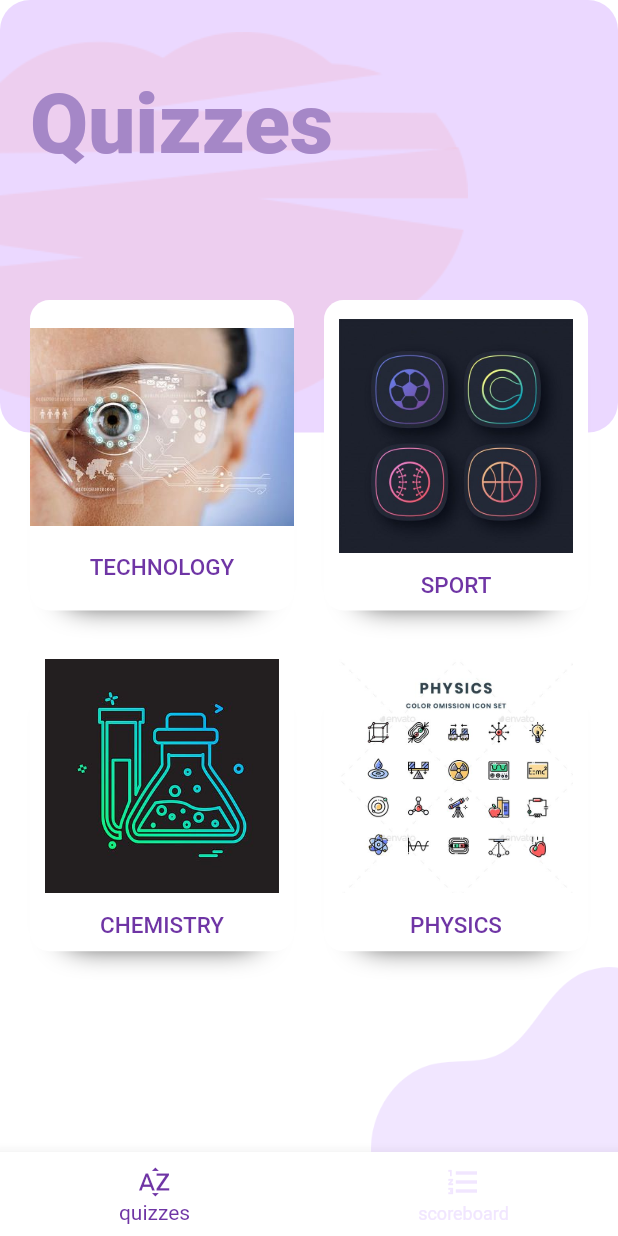
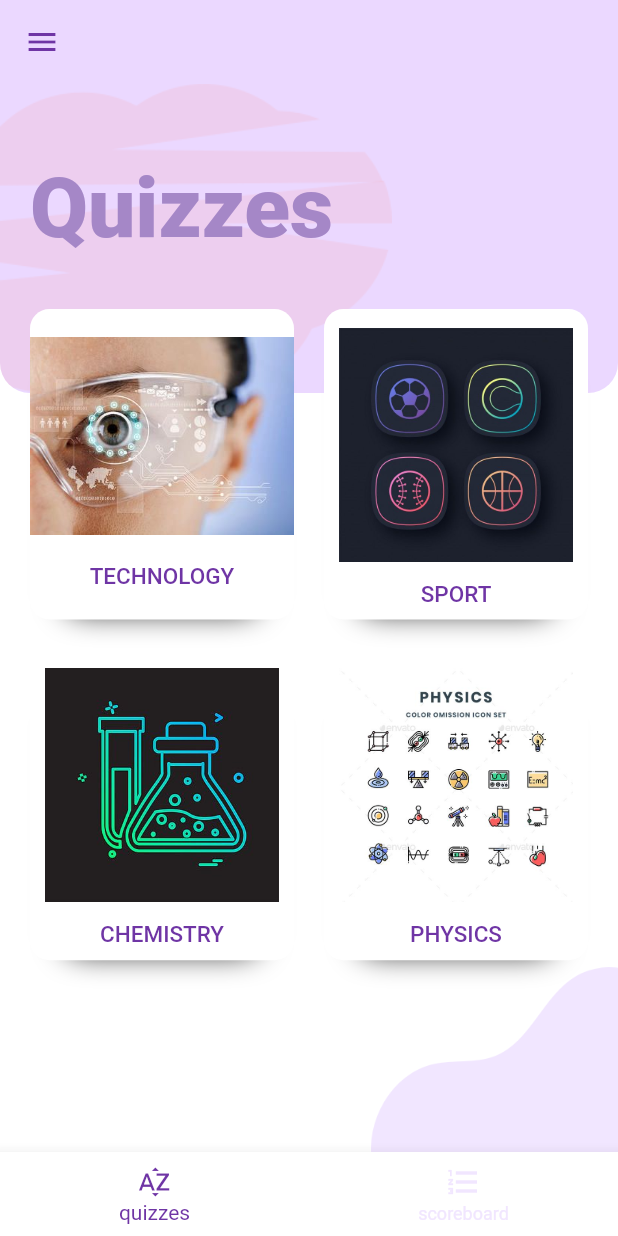
Before and after one commit to ralajaji/Quiz-App, a Flutter app: the TabsScreen screen opened by its route, on a phone screen of 412 x 824 dp. Run offline on Flutter 3.47's test engine with Material 2 defaults, Android fonts, the phone set to English and light mode, and no system bars; our stand-ins replace flutter_secure_storage, flutter_svg; accounts and stored records are empty.

Commit message:
Sprint 3

```diff
--- a/lib/screens/tabs_screen.dart
+++ b/lib/screens/tabs_screen.dart
@@ -1,7 +1,7 @@
 import 'package:flutter/material.dart';
+import 'package:flutter_secure_storage/flutter_secure_storage.dart';
 import '../constants.dart';
 import 'quizzes.dart';
-import 'scoreboard.dart';
 
 class TabsScreen extends StatefulWidget {
   @override
@@ -22,6 +22,28 @@ class _TabsScreenState extends State<TabsScreen> {
   Widget build(BuildContext context) {
     var size = MediaQuery.of(context).size;
     return Scaffold(
+        drawer: Drawer(
+          child: Material(
+            color: kPrimaryColor,
+            child: ListView(
+              padding: EdgeInsets.symmetric(horizontal: 20),
+              children: <Widget>[
+                const SizedBox(
+                  height: 48,
+                ),
+                buildMenuItem(
+                  text: 'Logout',
+                  icon: Icons.logout,
+                ),
+              ],
+            ),
+          ),
+        ),
+        appBar: AppBar(
+          backgroundColor: Color(0xFFEBD8FF),
+          elevation: 0.0,
+          iconTheme: IconThemeData(color: kPrimaryColor),
+        ),
         bottomNavigationBar: BottomNavigationBar(
           onTap: _selectPage,
           backgroundColor: Colors.white,
@@ -40,9 +62,11 @@ class _TabsScreenState extends State<TabsScreen> {
           children: [
             Container(
               // Here the height of the container is 45% of our total height
-              height: size.height * .35,
+              height: size.height * .25,
               decoration: BoxDecoration(
-                borderRadius: BorderRadius.circular(20),
+                borderRadius: BorderRadius.only(
+                    bottomLeft: Radius.circular(20),
+                    bottomRight: Radius.circular(20)),
                 color: Color(0xFFEBD8FF),
                 image: DecorationImage(
                   alignment: Alignment.centerLeft,
@@ -69,7 +93,7 @@ class _TabsScreenState extends State<TabsScreen> {
               ),
             )),
             Container(
-              margin: const EdgeInsets.fromLTRB(20, 200, 20, 0),
+              margin: const EdgeInsets.fromLTRB(20, 150, 20, 0),
               child: _pages[_selectedPageIndex],
             ),
             Positioned(
@@ -83,4 +107,29 @@ class _TabsScreenState extends State<TabsScreen> {
           ],
         ));
   }
+
+  Widget buildMenuItem({
+    String text,
+    IconData icon,
+  }) {
+    final color = Colors.white;
+    final hoverColor = Colors.white70;
+    return ListTile(
+      leading: Icon(
+        icon,
+        color: color,
+      ),
+      title: Text(
+        text,
+        style: TextStyle(color: color),
+      ),
+      hoverColor: hoverColor,
+      onTap: () async {
+        final _storage = FlutterSecureStorage();
+        await _storage.deleteAll();
+
+        Navigator.pushNamed(context, '/auth');
+      },
+    );
+  }
 }
```
Also changed, not shown: lib/quizzes/result.dart (+3 -4 lines), lib/screens/scoreboard.dart (+0 -30 lines), 11 other files.
